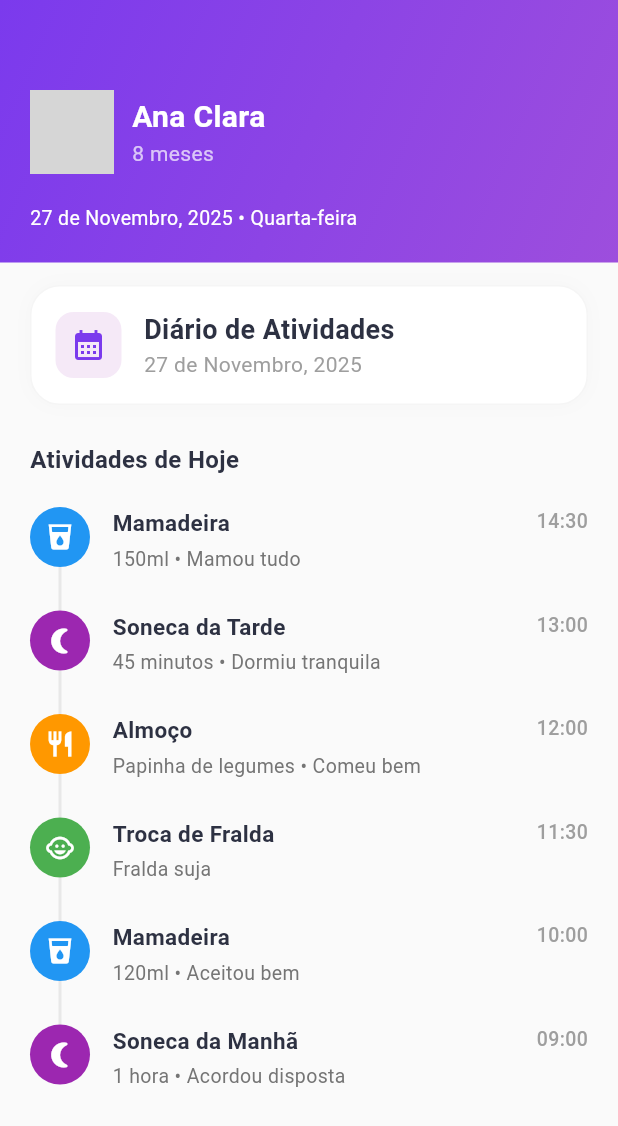
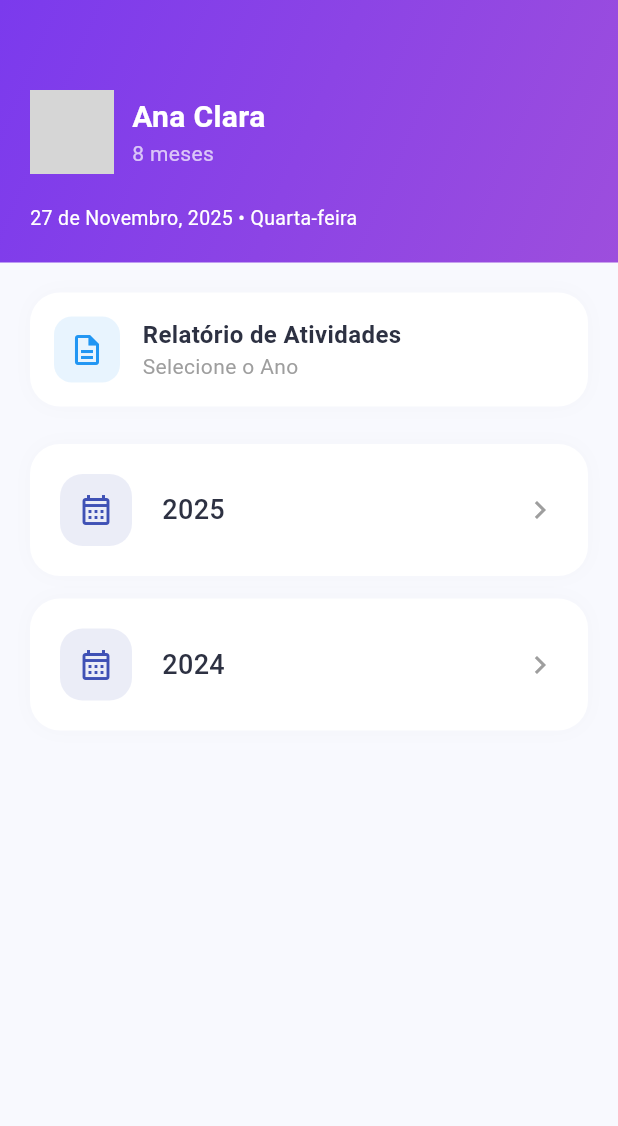
Before and after one commit to llraraujo/kinderedu, a Flutter app: the DiaryView screen opened directly, on a phone screen of 412 x 824 dp. Shown: the top 1126 px of the screen. Run offline on Flutter 3.47's test engine with Material 3 defaults, Android fonts, the phone set to English and light mode, and no system bars; our stand-ins replace firebase_core, firebase_messaging, mask_text_input_formatter; accounts and stored records are empty; network calls fail; grey boxes are pictures that could not be loaded.

Commit message:
tela "Diário" refatorada

```diff
--- a/app/lib/controllers/diary_controller.dart
+++ b/app/lib/controllers/diary_controller.dart
@@ -6,50 +6,18 @@ class DiaryController {
    ChildProfile getChildProfile() {
     return childProfileHeader;
   }
-  // Simula a busca de eventos do diário
-  List<DiaryEntry> getDiaryEntries() {
+
+  List<DiaryEntry> getAvailableYears() {
     return [
       DiaryEntry(
-        title: 'Mamadeira',
-        description: '150ml • Mamou tudo',
-        time: '14:30',
-        icon: Icons.local_drink,
-        color: Colors.blue,
+        year: '2025',
+        icon: Icons.calendar_month_outlined,
+        iconColor: Colors.indigo,
       ),
       DiaryEntry(
-        title: 'Soneca da Tarde',
-        description: '45 minutos • Dormiu tranquila',
-        time: '13:00',
-        icon: Icons.nightlight_round,
-        color: Colors.purple,
-      ),
-      DiaryEntry(
-        title: 'Almoço',
-        description: 'Papinha de legumes • Comeu bem',
-        time: '12:00',
-        icon: Icons.restaurant,
-        color: Colors.orange,
-      ),
-      DiaryEntry(
-        title: 'Troca de Fralda',
-        description: 'Fralda suja',
-        time: '11:30',
-        icon: Icons.child_care,
-        color: Colors.green,
-      ),
-      DiaryEntry(
-        title: 'Mamadeira',
-        description: '120ml • Aceitou bem',
-        time: '10:00',
-        icon: Icons.local_drink,
-        color: Colors.blue,
-      ),
-      DiaryEntry(
-        title: 'Soneca da Manhã',
-        description: '1 hora • Acordou disposta',
-        time: '09:00',
-        icon: Icons.nightlight_round,
-        color: Colors.purple,
+        year: '2024',
+        icon: Icons.calendar_month_outlined,
+        iconColor: Colors.indigo,
       ),
     ];
   }
--- a/app/lib/models/diary_model.dart
+++ b/app/lib/models/diary_model.dart
@@ -1,17 +1,13 @@
 import 'package:flutter/material.dart';
 
 class DiaryEntry {
-  final String title;
-  final String description;
-  final String time;
+  final String year;
   final IconData icon;
-  final Color color;
+  final Color iconColor;
 
   DiaryEntry({
-    required this.title,
-    required this.description,
-    required this.time,
+    required this.year,
     required this.icon,
-    required this.color,
+    required this.iconColor
   });
 }
--- a/app/lib/views/diary_view.dart
+++ b/app/lib/views/diary_view.dart
@@ -8,38 +8,36 @@ class DiaryView extends StatefulWidget {
   const DiaryView({Key? key}) : super(key: key);
 
   @override
-  State<DiaryView> createState() => _DiaryViewState();
+  State<DiaryView> createState() => _DiaryYearViewState();
 }
 
-class _DiaryViewState extends State<DiaryView> {
+class _DiaryYearViewState extends State<DiaryView> {
   final DiaryController _controller = DiaryController();
-  late List<DiaryEntry> _entries;
+  late List<DiaryEntry> _years;
   late ChildProfile _profile;
 
   @override
   void initState() {
     super.initState();
-    _entries = _controller.getDiaryEntries();
+    _years = _controller.getAvailableYears();
     _profile = _controller.getChildProfile();
   }
 
   @override
   Widget build(BuildContext context) {
     return Scaffold(
-      backgroundColor: Colors.grey[50],
+      backgroundColor: const Color(0xFFF8F9FE), // Fundo levemente azulado/cinza
       body: Column(
         children: [
-          header(_profile), // Reutilizando a lógica do Dashboard
+          header(_profile),
           Expanded(
             child: SingleChildScrollView(
-              padding: const EdgeInsets.symmetric(horizontal: 20.0, vertical: 15.0),
+              padding: const EdgeInsets.all(20.0),
               child: Column(
                 children: [
-                  _buildDateSelector(),
+                  _buildTitleCard(),
                   const SizedBox(height: 25),
-                  _buildTimelineHeader(),
-                  const SizedBox(height: 20),
-                  _buildTimelineList(),
+                  _buildYearsList(),
                 ],
               ),
             ),
@@ -50,29 +48,28 @@ class _DiaryViewState extends State<DiaryView> {
   }
 
 
-  // Card de seleção de data
-  Widget _buildDateSelector() {
+  // Card informativo superior
+  Widget _buildTitleCard() {
     return Container(
       padding: const EdgeInsets.all(16),
       decoration: BoxDecoration(
         color: Colors.white,
         borderRadius: BorderRadius.circular(20),
-        border: Border.all(color: Colors.grey.withOpacity(0.1)),
         boxShadow: [BoxShadow(color: Colors.black.withOpacity(0.02), blurRadius: 10)],
       ),
       child: Row(
         children: [
           Container(
             padding: const EdgeInsets.all(10),
-            decoration: BoxDecoration(color: Colors.purple.withOpacity(0.1), borderRadius: BorderRadius.circular(12)),
-            child: const Icon(Icons.calendar_month, color: Color(0xFF7B3AED)),
+            decoration: BoxDecoration(color: Colors.blue.withOpacity(0.1), borderRadius: BorderRadius.circular(12)),
+            child: const Icon(Icons.description_outlined, color: Colors.blue),
           ),
           const SizedBox(width: 15),
           const Column(
             crossAxisAlignment: CrossAxisAlignment.start,
             children: [
-              Text('Diário de Atividades', style: TextStyle(fontSize: 18, fontWeight: FontWeight.bold, color: Color(0xFF2D3142))),
-              Text('27 de Novembro, 2025', style: TextStyle(fontSize: 14, color: Colors.grey)),
+              Text('Relatório de Atividades', style: TextStyle(fontSize: 16, fontWeight: FontWeight.bold, color: Color(0xFF2D3142))),
+              Text('Selecione o Ano', style: TextStyle(fontSize: 14, color: Colors.grey)),
             ],
           ),
         ],
@@ -80,78 +77,47 @@ class _DiaryViewState extends State<DiaryView> {
     );
   }
 
-  Widget _buildTimelineHeader() {
-    return const Align(
-      alignment: Alignment.centerLeft,
-      child: Text(
-        'Atividades de Hoje',
-        style: TextStyle(fontSize: 16, fontWeight: FontWeight.bold, color: Color(0xFF2D3142)),
-      ),
-    );
-  }
-
-  // Construção da Timeline
-  Widget _buildTimelineList() {
+  // Lista de anos para seleção
+  Widget _buildYearsList() {
     return ListView.builder(
       shrinkWrap: true,
       physics: const NeverScrollableScrollPhysics(),
-      itemCount: _entries.length,
+      itemCount: _years.length,
       itemBuilder: (context, index) {
-        final entry = _entries[index];
-        return IntrinsicHeight(
-          child: Row(
-            children: [
-              // Coluna da Esquerda: Ícone e Linha Conectora
-              Column(
+        final yearEntry = _years[index];
+        return Padding(
+          padding: const EdgeInsets.only(bottom: 15),
+          child: InkWell(
+            onTap: () {
+              // Navegaria para a tela de timeline que criamos antes
+            },
+            child: Container(
+              padding: const EdgeInsets.all(20),
+              decoration: BoxDecoration(
+                color: Colors.white,
+                borderRadius: BorderRadius.circular(20),
+                boxShadow: [BoxShadow(color: Colors.black.withOpacity(0.02), blurRadius: 10)],
+              ),
+              child: Row(
                 children: [
                   Container(
-                    width: 40,
-                    height: 40,
-                    decoration: BoxDecoration(color: entry.color, shape: BoxShape.circle),
-                    child: Icon(entry.icon, color: Colors.white, size: 20),
+                    padding: const EdgeInsets.all(12),
+                    decoration: BoxDecoration(
+                      color: yearEntry.iconColor.withOpacity(0.1),
+                      borderRadius: BorderRadius.circular(15),
+                    ),
+                    child: Icon(yearEntry.icon, color: yearEntry.iconColor),
                   ),
-                  Expanded(
-                    child: Container(
-                      width: 2,
-                      color: index == _entries.length - 1 ? Colors.transparent : Colors.grey.withOpacity(0.2),
-                    ),
+                  const SizedBox(width: 20),
+                  Text(
+                    yearEntry.year,
+                    style: const TextStyle(fontSize: 18, fontWeight: FontWeight.w500, color: Color(0xFF2D3142)),
                   ),
+                  const Spacer(),
+                  const Icon(Icons.chevron_right, color: Colors.grey),
                 ],
               ),
-              const SizedBox(width: 15),
-              // Coluna da Direita: Conteúdo
-              Expanded(
-                child: Padding(
-                  padding: const EdgeInsets.only(bottom: 25.0),
-                  child: Row(
-                    mainAxisAlignment: MainAxisAlignment.spaceBetween,
-                    crossAxisAlignment: CrossAxisAlignment.start,
-                    children: [
-                      Expanded(
-                        child: Column(
-                          crossAxisAlignment: CrossAxisAlignment.start,
-                          children: [
-                            Text(
-                              entry.title,
-                              style: const TextStyle(fontSize: 15, fontWeight: FontWeight.bold, color: Color(0xFF2D3142)),
-                            ),
-                            const SizedBox(height: 4),
-                            Text(
-                              entry.description,
-                              style: TextStyle(fontSize: 13, color: Colors.grey[600]),
-                            ),
-                          ],
-                        ),
-                      ),
-                      Text(
-                        entry.time,
-                        style: TextStyle(fontSize: 13, color: Colors.grey[500], fontWeight: FontWeight.w500),
-                      ),
-                    ],
-                  ),
-                ),
-              ),
-            ],
+            ),
           ),
         );
       },
```
